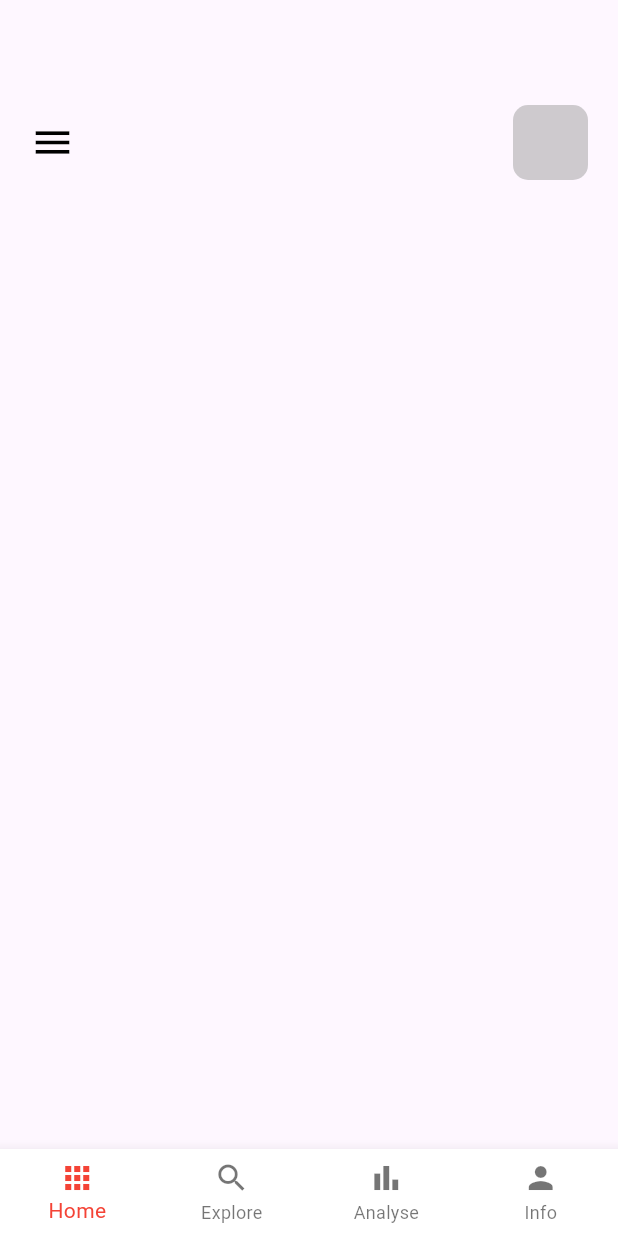
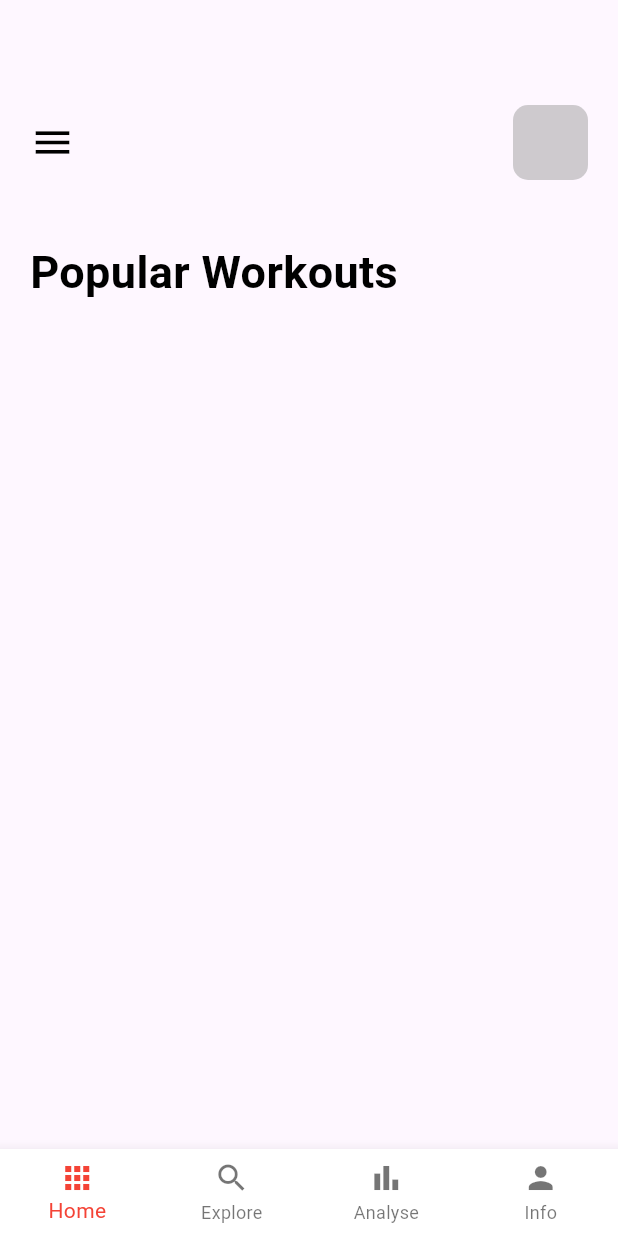
Before and after one commit to dysonpm/hitbox, a Flutter app: the screen it shows after launch, on a phone screen of 412 x 824 dp. Run offline on Flutter 3.47's test engine with Material 3 defaults, Android fonts, the phone set to English and light mode, and no system bars.

Commit message:
'update'

```diff
--- a/lib/screens/homescreen.dart
+++ b/lib/screens/homescreen.dart
@@ -1,4 +1,5 @@
 import 'package:flutter/material.dart';
+import 'package:hitbox_main/widgets/app_large_text.dart';
 
 // Ein Widget, dass später in der BottomNavigation benutzt wird
 class HomeScreenWidget extends StatelessWidget {
@@ -8,14 +9,14 @@ class HomeScreenWidget extends StatelessWidget {
   Widget build(BuildContext context) {
     return Scaffold(
       body: Column(
+        crossAxisAlignment: CrossAxisAlignment.start,
         children: [
           Container(
             padding: const EdgeInsets.only(
               top: 70,
               left: 20,
             ),
-            child: Row(
-              children: [
+            child: Row(children: [
               Icon(
                 Icons.menu,
                 size: 30,
@@ -31,12 +32,15 @@ class HomeScreenWidget extends StatelessWidget {
                   color: Colors.grey.withOpacity(0.5),
                 ),
               ),
+            ]),
+          ),
           SizedBox(
             height: 40,
           ),
-              ],
+          Container(
+            margin: const EdgeInsets.only(left: 20),
+            child: AppLargeText(text: 'Popular Workouts'),
           ),
-          )
         ],
       ),
     );
--- /dev/null
+++ b/lib/widgets/app_large_text.dart
@@ -0,0 +1,24 @@
+import 'package:flutter/material.dart';
+import 'package:flutter/cupertino.dart';
+
+class AppLargeText extends StatelessWidget {
+  double size;
+  final String text;
+  final Color color;
+
+  AppLargeText({
+    super.key,
+    this.size = 30,
+    required this.text,
+    this.color = Colors.black,
+  });
+
+  @override
+  Widget build(BuildContext context) {
+    return Text(
+      text,
+      style:
+          TextStyle(color: color, fontSize: size, fontWeight: FontWeight.bold),
+    );
+  }
+}
```
Also changed, not shown: lib/widgets/app.text.dart (added, +26 -0 lines). Lines whose indentation alone changed are shown as unchanged.
